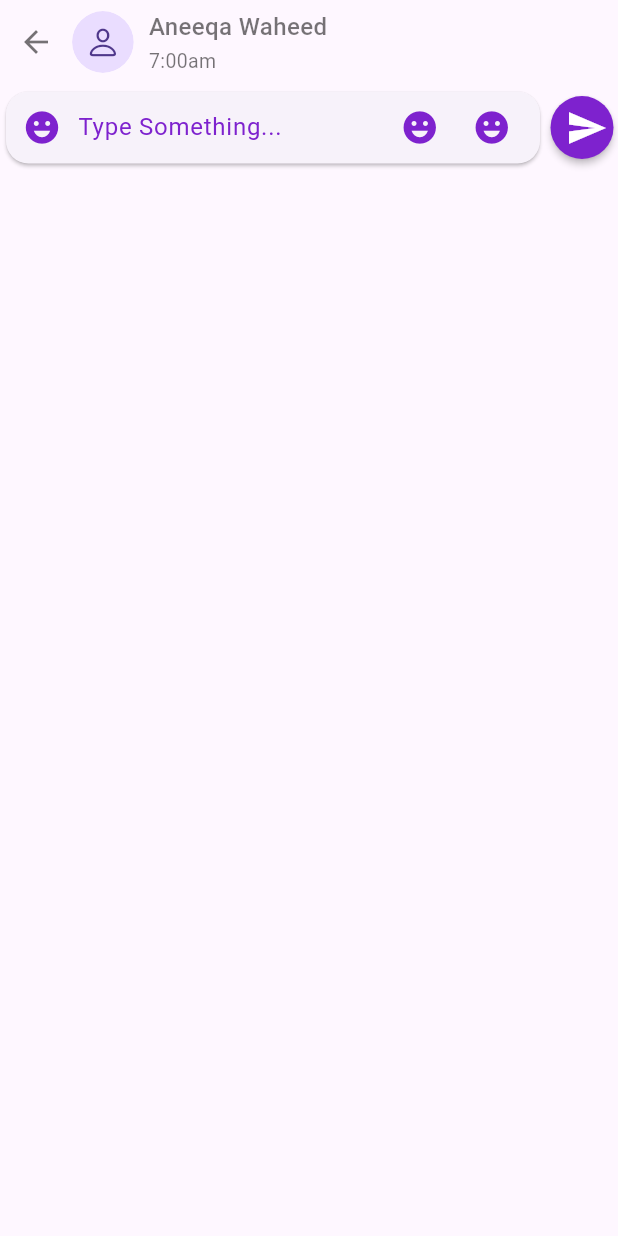
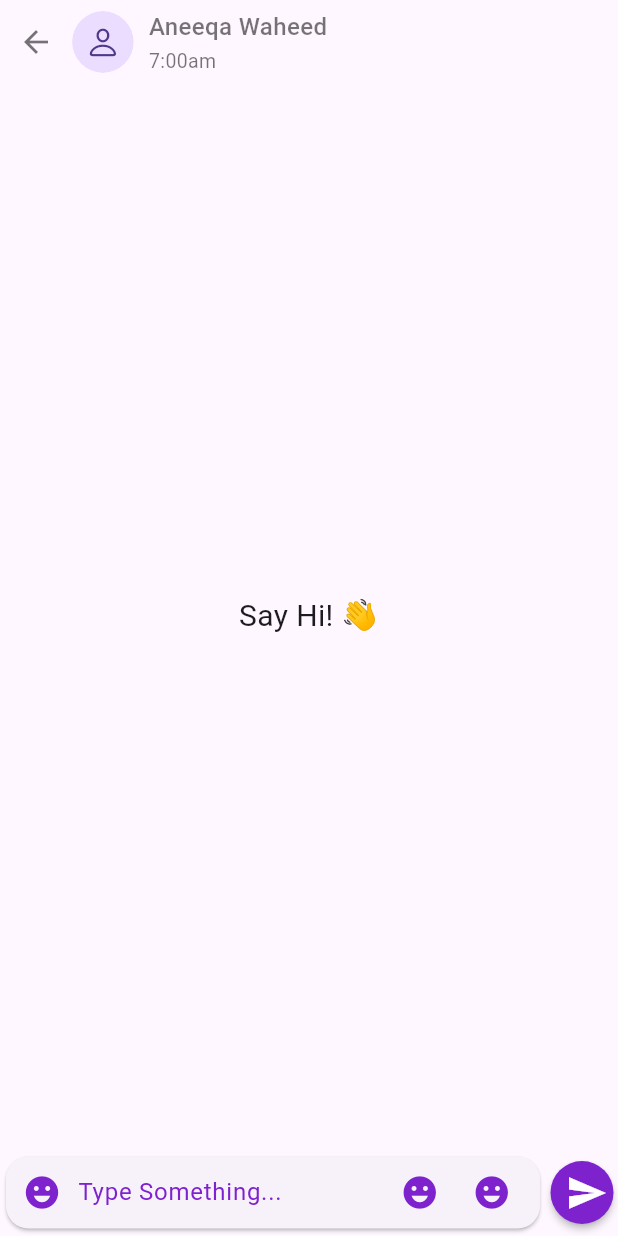
Before and after one commit to AneeqaWaheed/Alpha, a Flutter app: the UserChatting screen opened by its route, on a phone screen of 412 x 824 dp. Run offline on Flutter 3.47's test engine with Material 3 defaults, Android fonts, the phone set to English and light mode, and no system bars; drawn by our look-alikes of cached_network_image; our stand-ins replace emoji_picker_flutter, get, intl_phone_number_input; network calls fail.

```diff
--- a/alpha/lib/screens/chatUser.dart
+++ b/alpha/lib/screens/chatUser.dart
@@ -1,4 +1,7 @@
+import 'dart:io';
+
 import 'package:cached_network_image/cached_network_image.dart';
+import 'package:emoji_picker_flutter/emoji_picker_flutter.dart';
 import 'package:flutter/cupertino.dart';
 import 'package:flutter/material.dart';
 import 'package:flutter/services.dart';
@@ -12,6 +15,9 @@ class UserChatting extends StatefulWidget {
 }
 
 class _UserChattingState extends State<UserChatting> {
+  bool _showEmoji = false;
+
+  get _textController => null;
   @override
   Widget build(BuildContext context) {
     // Set system UI overlay style here if needed
@@ -22,7 +28,18 @@ class _UserChattingState extends State<UserChatting> {
       ),
     );
 
-    return SafeArea(
+    return GestureDetector(
+      onTap: () => FocusScope.of(context).unfocus(),
+      child: SafeArea(
+        child: WillPopScope(
+          onWillPop: () {
+            if (_showEmoji) {
+              setState(() => _showEmoji = !_showEmoji);
+              return Future.value(false);
+            } else {
+              return Future.value(true);
+            }
+          },
           child: Scaffold(
               appBar: AppBar(
                 automaticallyImplyLeading: false,
@@ -30,9 +47,57 @@ class _UserChattingState extends State<UserChatting> {
               ),
               body: Column(
                 children: [
+                  Expanded(
+                    child: StreamBuilder(
+                      builder: (context, snapshot) {
+                        switch (snapshot.connectionState) {
+                          case ConnectionState.waiting:
+                          case ConnectionState.none:
+                          // return const Center(
+                          //   child: CircularProgressIndicator(),
+                          // );
+                          case ConnectionState.active:
+                          case ConnectionState.done:
+                            final _list = [];
+                            if (_list.isNotEmpty) {
+                              return ListView.builder(
+                                  itemCount: _list.length,
+                                  padding:
+                                      EdgeInsets.only(top: mq.height * .01),
+                                  physics: const BouncingScrollPhysics(),
+                                  itemBuilder: (context, index) {
+                                    return Text('Message : ${_list[index]}');
+                                  });
+                            } else {
+                              return const Center(
+                                child: Text(
+                                  'Say Hi! 👋',
+                                  style: TextStyle(fontSize: 20),
+                                ),
+                              );
+                            }
+                        }
+                      },
+                      stream: null,
+                    ),
+                  ),
                   _chatInput(),
+                  if (_showEmoji)
+                    SizedBox(
+                      height: mq.height * .35,
+                      child: EmojiPicker(
+                        textEditingController: _textController,
+                        config: Config(
+                          bgColor: const Color.fromARGB(255, 234, 248, 255),
+                          columns: 8,
+                          emojiSizeMax: 32 * (Platform.isIOS ? 1.30 : 1.0),
+                        ),
+                      ),
+                    )
                 ],
               )),
+        ),
+      ),
     );
   }
 
@@ -94,7 +159,10 @@ class _UserChattingState extends State<UserChatting> {
                 children: [
                   //emoji button
                   IconButton(
-                    onPressed: () {},
+                    onPressed: () {
+                      FocusScope.of(context).unfocus();
+                      setState(() => _showEmoji = !_showEmoji);
+                    },
                     icon: const Icon(Icons.emoji_emotions,
                         color: Color(0xFF7E22CE), size: 26),
                   ),
@@ -103,6 +171,10 @@ class _UserChattingState extends State<UserChatting> {
                       child: TextField(
                           keyboardType: TextInputType.multiline,
                           maxLines: null,
+                          onTap: () {
+                            if (_showEmoji)
+                              setState(() => _showEmoji = !_showEmoji);
+                          },
                           decoration: InputDecoration(
                               hintText: 'Type Something...',
                               hintStyle: TextStyle(color: Color(0xFF7E22CE)),
--- a/alpha/pubspec.yaml
+++ b/alpha/pubspec.yaml
@@ -22,6 +22,8 @@ dependencies:
   cached_network_image: ^3.2.3
   # image picker
   image_picker: ^1.0.6
+  # emoji picker
+  emoji_picker_flutter: ^1.6.3
 
 cupertino_icons: ^1.0.2
 
```
Also changed, not shown: alpha/lib/widgets/message_card.dart (added, +15 -0 lines), alpha/pubspec.lock, 5 other files. Lines whose indentation alone changed are shown as unchanged.
